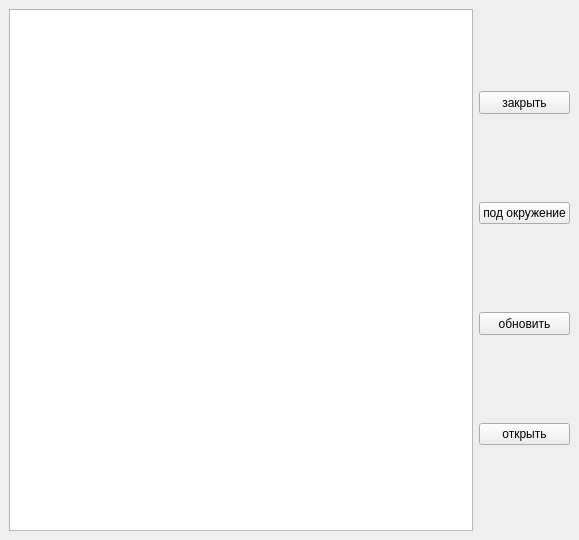
First picture: the form in tasks.ui, repository Coconutrue/wallpapersWithPython, before the edit.
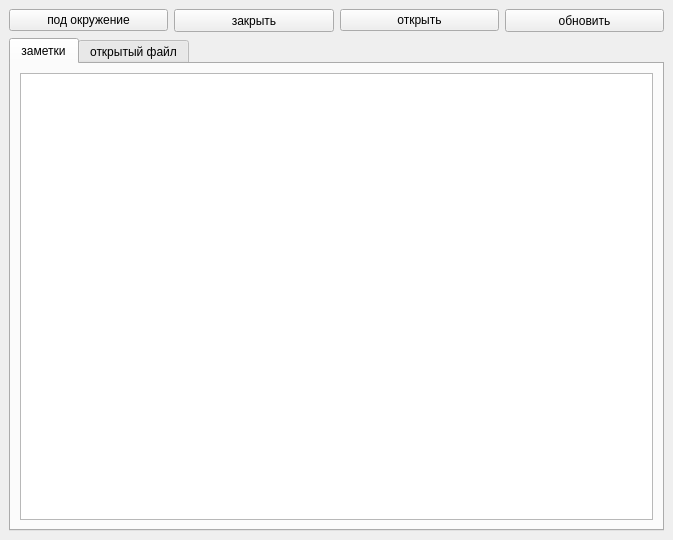
Second picture: the form after the edit.

Commit message: правка

What changed in the file:
```diff
--- a/tasks.ui
+++ b/tasks.ui
@@ -6,7 +6,7 @@
    <rect>
     <x>0</x>
     <y>0</y>
-    <width>579</width>
+    <width>673</width>
     <height>540</height>
    </rect>
   </property>
@@ -16,63 +16,87 @@
   <widget class="QWidget" name="centralwidget">
    <layout class="QVBoxLayout" name="verticalLayout">
     <item>
-     <layout class="QHBoxLayout" name="horizontalLayout">
+     <layout class="QHBoxLayout" name="horizontalLayout_2">
       <item>
-       <widget class="QTextEdit" name="textEdit">
-        <property name="html">
-         <string>&lt;!DOCTYPE HTML PUBLIC &quot;-//W3C//DTD HTML 4.0//EN&quot; &quot;http://www.w3.org/TR/REC-html40/strict.dtd&quot;&gt;
+       <widget class="QPushButton" name="change_theme">
+        <property name="text">
+         <string>под окружение</string>
+        </property>
+       </widget>
+      </item>
+      <item>
+       <widget class="QPushButton" name="buttn_close">
+        <property name="minimumSize">
+         <size>
+          <width>75</width>
+          <height>23</height>
+         </size>
+        </property>
+        <property name="text">
+         <string>закрыть</string>
+        </property>
+       </widget>
+      </item>
+      <item>
+       <widget class="QPushButton" name="bttn_open_file">
+        <property name="text">
+         <string>открыть</string>
+        </property>
+       </widget>
+      </item>
+      <item>
+       <widget class="QPushButton" name="buttn_save">
+        <property name="minimumSize">
+         <size>
+          <width>75</width>
+          <height>23</height>
+         </size>
+        </property>
+        <property name="text">
+         <string>обновить</string>
+        </property>
+       </widget>
+      </item>
+     </layout>
+    </item>
+    <item>
+     <widget class="QTabWidget" name="tabWidget">
+      <property name="currentIndex">
+       <number>0</number>
+      </property>
+      <widget class="QWidget" name="tab">
+       <attribute name="title">
+        <string>заметки</string>
+       </attribute>
+       <layout class="QVBoxLayout" name="verticalLayout_3">
+        <item>
+         <layout class="QHBoxLayout" name="horizontalLayout">
+          <item>
+           <widget class="QTextEdit" name="textEdit">
+            <property name="html">
+             <string>&lt;!DOCTYPE HTML PUBLIC &quot;-//W3C//DTD HTML 4.0//EN&quot; &quot;http://www.w3.org/TR/REC-html40/strict.dtd&quot;&gt;
 &lt;html&gt;&lt;head&gt;&lt;meta name=&quot;qrichtext&quot; content=&quot;1&quot; /&gt;&lt;style type=&quot;text/css&quot;&gt;
 p, li { white-space: pre-wrap; }
 &lt;/style&gt;&lt;/head&gt;&lt;body style=&quot; font-family:'MS Shell Dlg 2'; font-size:8.25pt; font-weight:400; font-style:normal;&quot;&gt;
 &lt;p style=&quot;-qt-paragraph-type:empty; margin-top:0px; margin-bottom:0px; margin-left:0px; margin-right:0px; -qt-block-indent:0; text-indent:0px;&quot;&gt;&lt;br /&gt;&lt;/p&gt;&lt;/body&gt;&lt;/html&gt;</string>
-        </property>
-       </widget>
-      </item>
-      <item>
-       <layout class="QVBoxLayout" name="verticalLayout_2">
-        <item>
-         <widget class="QPushButton" name="buttn_close">
-          <property name="minimumSize">
-           <size>
-            <width>75</width>
-            <height>23</height>
-           </size>
-          </property>
-          <property name="text">
-           <string>закрыть</string>
-          </property>
-         </widget>
+            </property>
+           </widget>
+          </item>
+         </layout>
         </item>
+       </layout>
+      </widget>
+      <widget class="QWidget" name="tab_2">
+       <attribute name="title">
+        <string>открытый файл</string>
+       </attribute>
+       <layout class="QHBoxLayout" name="horizontalLayout_3">
         <item>
-         <widget class="QPushButton" name="change_theme">
-          <property name="text">
-           <string>под окружение</string>
-          </property>
-         </widget>
+         <widget class="QTextEdit" name="textEdit_2"/>
         </item>
-        <item>
-         <widget class="QPushButton" name="buttn_save">
-          <property name="minimumSize">
-           <size>
-            <width>75</width>
-            <height>23</height>
-           </size>
-          </property>
-          <property name="text">
-           <string>обновить</string>
-          </property>
-         </widget>
-        </item>
-        <item>
-         <widget class="QPushButton" name="bttn_open_file">
-          <property name="text">
-           <string>открыть</string>
-          </property>
-         </widget>
-        </item>
        </layout>
-      </item>
-     </layout>
+      </widget>
+     </widget>
     </item>
    </layout>
   </widget>
```
The commit also changes 2 other files.
